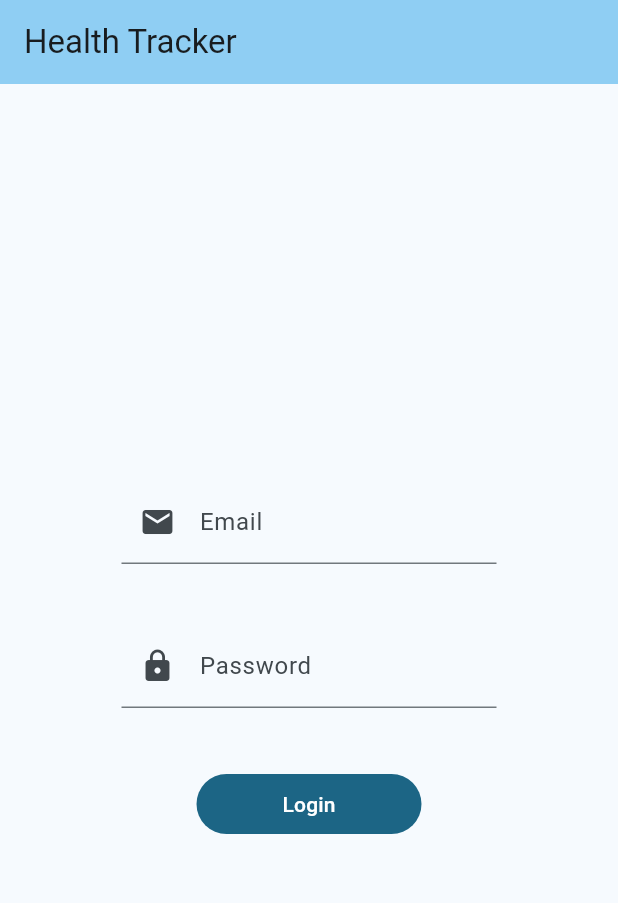
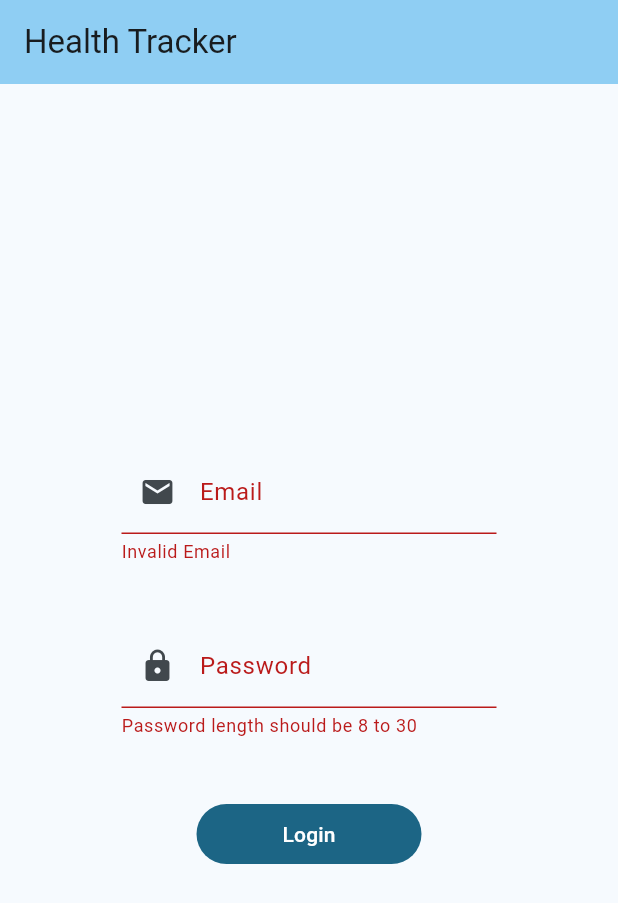
Before and after one commit to chi-cong/health-tracker, a Flutter app: the screen it shows after launch, after a tap on "Login", on a phone screen of 412 x 824 dp. Shown: the top 903 px of the screen. Run offline on Flutter 3.47's test engine with Material 3 defaults, Android fonts, the phone set to English and light mode, and no system bars; our stand-ins replace firebase_core; accounts and stored records are empty.

Commit message:
add form validation

```diff
--- a/lib/main.dart
+++ b/lib/main.dart
@@ -39,7 +39,6 @@ class LoginPage extends StatefulWidget {
 
 class _MyHomePageState extends State<LoginPage> {
   final _loginKey = GlobalKey<FormState>();
-  VoidCallback submitForm = () {};
 
   @override
   Widget build(BuildContext context) {
@@ -61,6 +60,10 @@ class _MyHomePageState extends State<LoginPage> {
                         prefixIcon: Icon(Icons.mail),
                         border: UnderlineInputBorder(),
                         labelText: 'Email'),
+                    validator: (value) =>
+                        value == null || value.trim().contains('@')
+                            ? null
+                            : 'Invalid Email',
                   ),
                 ),
                 const SizedBox(
@@ -69,11 +72,23 @@ class _MyHomePageState extends State<LoginPage> {
                 SizedBox(
                   width: 250,
                   child: TextFormField(
-                    decoration: const InputDecoration(
-                        prefixIcon: Icon(Icons.lock),
-                        border: UnderlineInputBorder(),
-                        labelText: 'Password'),
-                  ),
+                      decoration: const InputDecoration(
+                          prefixIcon: Icon(Icons.lock),
+                          border: UnderlineInputBorder(),
+                          labelText: 'Password'),
+                      obscureText: true,
+                      validator: (value) {
+                        RegExp regExp = RegExp(r'^(?=.*[a-zA-Z])(?=.*\d).+$');
+                        if (value == null ||
+                            value.length < 8 ||
+                            value.length >= 30) {
+                          return 'Password length should be 8 to 30';
+                        }
+                        if (!regExp.hasMatch(value)) {
+                          return 'Must contains characters and digits';
+                        }
+                        return null;
+                      }),
                 ),
                 const SizedBox(
                   height: 40,
@@ -81,7 +96,10 @@ class _MyHomePageState extends State<LoginPage> {
                 SizedBox(
                   width: 150,
                   child: FilledButton(
-                      onPressed: submitForm, child: const Text('Login')),
+                      onPressed: () {
+                        if (_loginKey.currentState!.validate()) {}
+                      },
+                      child: const Text('Login')),
                 )
               ],
             ),
```
